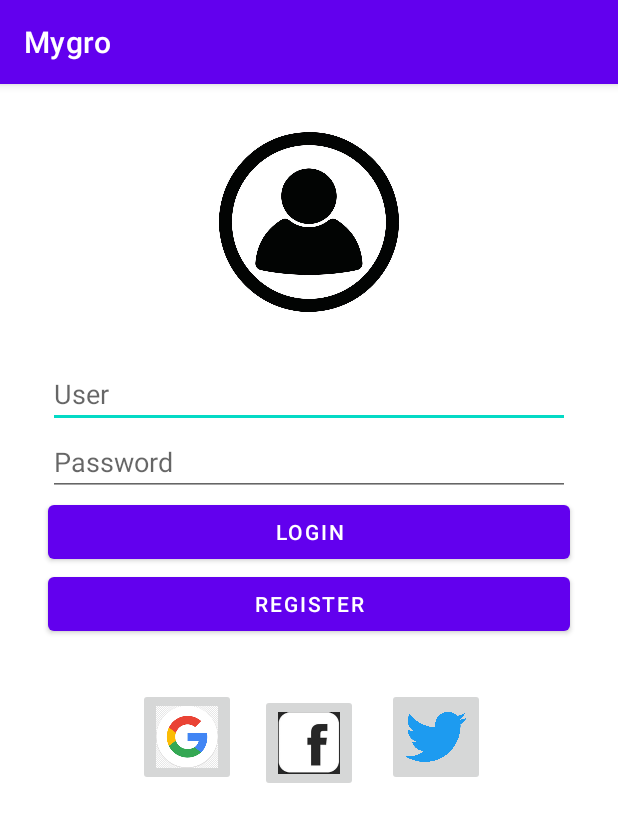
After one commit to DavidSalinas11/Mygro, an Android app: the login screen opened directly, with no data from a screen before it, on a phone screen of 412 x 824 dp. The commit adds this screen. Shown: the top 822 px of the screen. Run offline under Robolectric (Android 15) with nearby library versions, the phone set to English and light mode, and no system bars.

Commit message:
Desarrollo login

```diff
--- a/app/src/main/AndroidManifest.xml
+++ b/app/src/main/AndroidManifest.xml
@@ -1,6 +1,6 @@
 <?xml version="1.0" encoding="utf-8"?>
 <manifest xmlns:android="http://schemas.android.com/apk/res/android"
-    xmlns:tools="http://schemas.android.com/tools">
+    xmlns:tools="http://schemas.android.com/tools" >
 
     <application
         android:allowBackup="true"
@@ -10,14 +10,17 @@
         android:label="@string/app_name"
         android:supportsRtl="true"
         android:theme="@style/Theme.Mygro"
-        tools:targetApi="31">
+        tools:targetApi="31" >
+        <activity
+            android:name=".login"
+            android:exported="false" />
         <activity
             android:name=".PrincipalActivity"
             android:exported="false" />
-        <activity android:name=".MainActivity"
-            android:theme="@android:style/Theme.DeviceDefault.NoActionBar.Fullscreen"
-            android:exported="true">
-
+        <activity
+            android:name=".MainActivity"
+            android:exported="true"
+            android:theme="@android:style/Theme.DeviceDefault.NoActionBar.Fullscreen" >
             <intent-filter>
                 <action android:name="android.intent.action.MAIN" />
 
--- a/app/src/main/java/com/unal/mygro/MainActivity.java
+++ b/app/src/main/java/com/unal/mygro/MainActivity.java
@@ -18,7 +18,7 @@ public class MainActivity extends Activity {
         TimerTask tarea = new TimerTask() {
             @Override
             public void run() {
-                Intent intent = new Intent(MainActivity.this,PrincipalActivity.class);
+                Intent intent = new Intent(MainActivity.this,login.class);
 
                 startActivity(intent);
                 finish();
--- /dev/null
+++ b/app/src/main/java/com/unal/mygro/login.java
@@ -0,0 +1,13 @@
+package com.unal.mygro;
+
+import androidx.appcompat.app.AppCompatActivity;
+import android.os.Bundle;
+
+public class login extends AppCompatActivity {
+
+    @Override
+    protected void onCreate(Bundle savedInstanceState) {
+        super.onCreate(savedInstanceState);
+        setContentView(R.layout.activity_login);
+    }
+}
--- /dev/null
+++ b/app/src/main/res/layout/activity_login.xml
@@ -0,0 +1,108 @@
+<?xml version="1.0" encoding="utf-8"?>
+<androidx.constraintlayout.widget.ConstraintLayout xmlns:android="http://schemas.android.com/apk/res/android"
+    xmlns:app="http://schemas.android.com/apk/res-auto"
+    xmlns:tools="http://schemas.android.com/tools"
+    android:layout_width="match_parent"
+    android:layout_height="match_parent"
+    tools:context=".login">
+
+  <Button
+      android:id="@+id/button4"
+      android:layout_width="match_parent"
+      android:layout_height="wrap_content"
+      android:layout_marginStart="32dp"
+      android:layout_marginEnd="32dp"
+      android:text="register"
+      app:layout_constraintEnd_toEndOf="parent"
+      app:layout_constraintStart_toStartOf="parent"
+      app:layout_constraintTop_toBottomOf="@+id/button3" />
+
+  <Button
+      android:id="@+id/button3"
+      android:layout_width="match_parent"
+      android:layout_height="wrap_content"
+      android:layout_marginStart="32dp"
+      android:layout_marginEnd="32dp"
+      android:text="Login"
+      app:layout_constraintEnd_toEndOf="parent"
+      app:layout_constraintStart_toStartOf="parent"
+      app:layout_constraintTop_toBottomOf="@+id/editTextTextPassword2" />
+
+  <ImageButton
+      android:id="@+id/imageButton3"
+      android:layout_width="65dp"
+      android:layout_height="65dp"
+      android:layout_marginStart="16dp"
+      android:layout_marginTop="32dp"
+      android:layout_marginEnd="32dp"
+      android:scaleType="fitCenter"
+      app:layout_constraintEnd_toEndOf="parent"
+      app:layout_constraintHorizontal_bias="0.05"
+      app:layout_constraintStart_toEndOf="@+id/imageButton2"
+      app:layout_constraintTop_toBottomOf="@+id/button4"
+      app:srcCompat="@drawable/twiter" />
+
+  <ImageButton
+      android:id="@+id/imageButton2"
+      android:layout_width="65dp"
+      android:layout_height="65dp"
+      android:scaleType="fitCenter"
+      app:layout_constraintBottom_toBottomOf="parent"
+      app:layout_constraintEnd_toEndOf="parent"
+      app:layout_constraintStart_toStartOf="parent"
+      app:layout_constraintTop_toBottomOf="@+id/button4"
+      app:layout_constraintVertical_bias="0.108"
+      app:srcCompat="@drawable/da2" />
+
+  <ImageButton
+      android:id="@+id/imageButton"
+      android:layout_width="65dp"
+      android:layout_height="65dp"
+      android:layout_marginStart="32dp"
+      android:layout_marginTop="32dp"
+      android:layout_marginEnd="16dp"
+      android:scaleType="fitCenter"
+      app:layout_constraintEnd_toStartOf="@+id/imageButton2"
+      app:layout_constraintHorizontal_bias="1.0"
+      app:layout_constraintStart_toStartOf="parent"
+      app:layout_constraintTop_toBottomOf="@+id/button4"
+      app:srcCompat="@drawable/google" />
+
+  <ImageView
+      android:id="@+id/imageView2"
+      android:layout_width="120dp"
+      android:layout_height="120dp"
+      android:layout_marginTop="32dp"
+      app:layout_constraintEnd_toEndOf="parent"
+      app:layout_constraintStart_toStartOf="parent"
+      app:layout_constraintTop_toTopOf="parent"
+      app:srcCompat="@drawable/persona" />
+
+  <EditText
+      android:id="@+id/editTextTextPersonName4"
+      android:layout_width="match_parent"
+      android:layout_height="wrap_content"
+      android:layout_marginStart="32dp"
+      android:layout_marginTop="32dp"
+      android:layout_marginEnd="32dp"
+      android:ems="10"
+      android:hint="User"
+      android:inputType="textPersonName"
+      app:layout_constraintEnd_toEndOf="parent"
+      app:layout_constraintStart_toStartOf="parent"
+      app:layout_constraintTop_toBottomOf="@+id/imageView2" />
+
+  <EditText
+      android:id="@+id/editTextTextPassword2"
+      android:layout_width="match_parent"
+      android:layout_height="wrap_content"
+      android:layout_marginStart="32dp"
+      android:layout_marginEnd="32dp"
+      android:ems="10"
+      android:hint="Password"
+      android:inputType="textPassword"
+      app:layout_constraintEnd_toEndOf="parent"
+      app:layout_constraintHorizontal_bias="0.502"
+      app:layout_constraintStart_toStartOf="parent"
+      app:layout_constraintTop_toBottomOf="@+id/editTextTextPersonName4" />
+</androidx.constraintlayout.widget.ConstraintLayout>
```
Also changed, not shown: app/src/main/res/drawable/da.png (added), app/src/main/res/drawable/da2.png (added), app/src/main/res/drawable/f.png (added), app/src/main/res/drawable/facebook.png (added), app/src/main/res/drawable/google.png (added), app/src/main/res/drawable/hh.png (added), app/src/main/res/drawable/images.png (added), app/src/main/res/drawable/java.png (added), app/src/main/res/drawable/persona.png (added), app/src/main/res/drawable/twiter.png (added).
